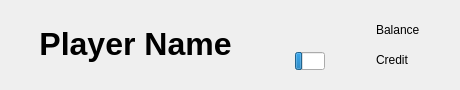
wudi-7mi/open_ra2ob_qt6, file playerinfo.ui: the form before one commit.
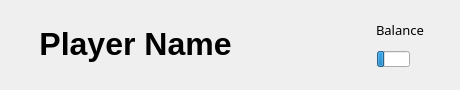
The form after the commit. Icons and pictures are not drawn.

Diff of the .ui file:
```diff
--- a/playerinfo.ui
+++ b/playerinfo.ui
@@ -39,33 +39,26 @@
    <property name="geometry">
     <rect>
      <x>376</x>
-     <y>22</y>
+     <y>21</y>
      <width>54</width>
      <height>16</height>
     </rect>
    </property>
+   <property name="font">
+    <font>
+     <family>DIN</family>
+     <pointsize>10</pointsize>
+    </font>
+   </property>
    <property name="text">
     <string>&lt;html&gt;&lt;head/&gt;&lt;body&gt;&lt;p&gt;&lt;span style=&quot; color:#000000;&quot;&gt;Balance&lt;/span&gt;&lt;/p&gt;&lt;/body&gt;&lt;/html&gt;</string>
    </property>
   </widget>
-  <widget class="QLabel" name="lb_credit">
-   <property name="geometry">
-    <rect>
-     <x>376</x>
-     <y>52</y>
-     <width>54</width>
-     <height>16</height>
-    </rect>
-   </property>
-   <property name="text">
-    <string>&lt;html&gt;&lt;head/&gt;&lt;body&gt;&lt;p&gt;&lt;span style=&quot; color:#000000;&quot;&gt;Credit&lt;/span&gt;&lt;/p&gt;&lt;/body&gt;&lt;/html&gt;</string>
-   </property>
-  </widget>
   <widget class="QLabel" name="lb_img_balance">
    <property name="geometry">
     <rect>
      <x>350</x>
-     <y>20</y>
+     <y>18</y>
      <width>20</width>
      <height>20</height>
     </rect>
@@ -103,7 +96,7 @@
    <property name="geometry">
     <rect>
      <x>295</x>
-     <y>20</y>
+     <y>35</y>
      <width>30</width>
      <height>20</height>
     </rect>
@@ -118,10 +111,10 @@
   <widget class="QProgressBar" name="pb_power">
    <property name="geometry">
     <rect>
-     <x>295</x>
-     <y>52</y>
-     <width>30</width>
-     <height>18</height>
+     <x>377</x>
+     <y>51</y>
+     <width>33</width>
+     <height>16</height>
     </rect>
    </property>
    <property name="value">
@@ -137,10 +130,10 @@
   <widget class="QLabel" name="lb_img_power">
    <property name="geometry">
     <rect>
-     <x>302</x>
-     <y>54</y>
-     <width>15</width>
-     <height>15</height>
+     <x>350</x>
+     <y>49</y>
+     <width>20</width>
+     <height>20</height>
     </rect>
    </property>
    <property name="text">
```
Left out of the diff: 21 changed lines with no effect on the pictures.
